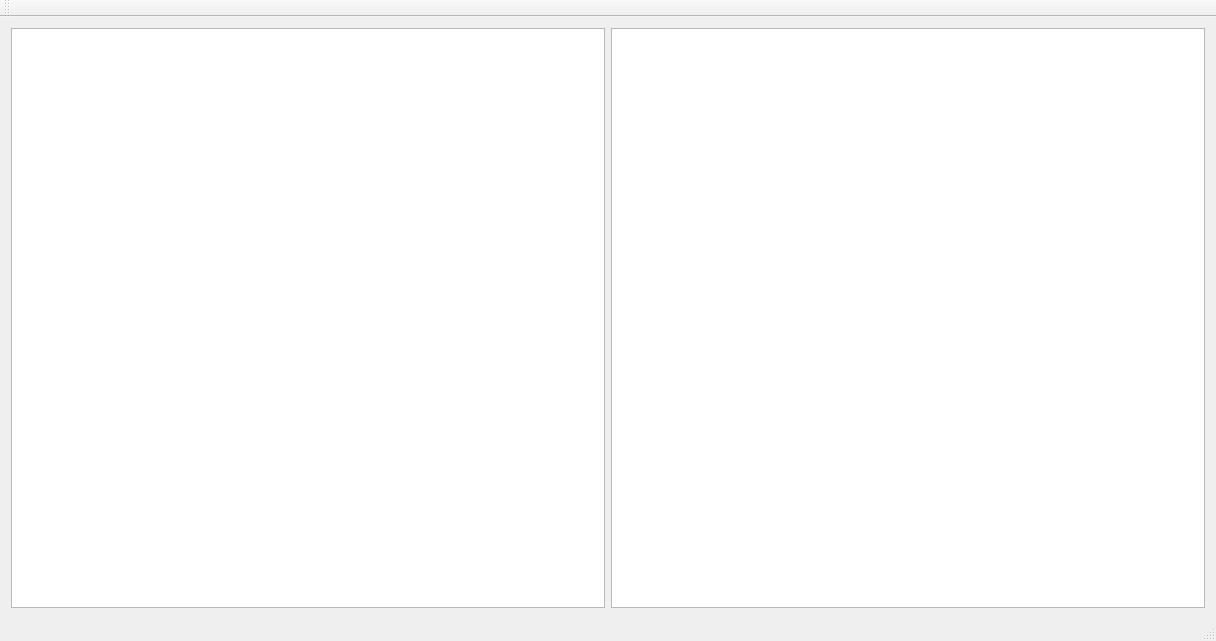
Old version of the form mainwindow.ui in the repository upstreammuse/cashpiles.
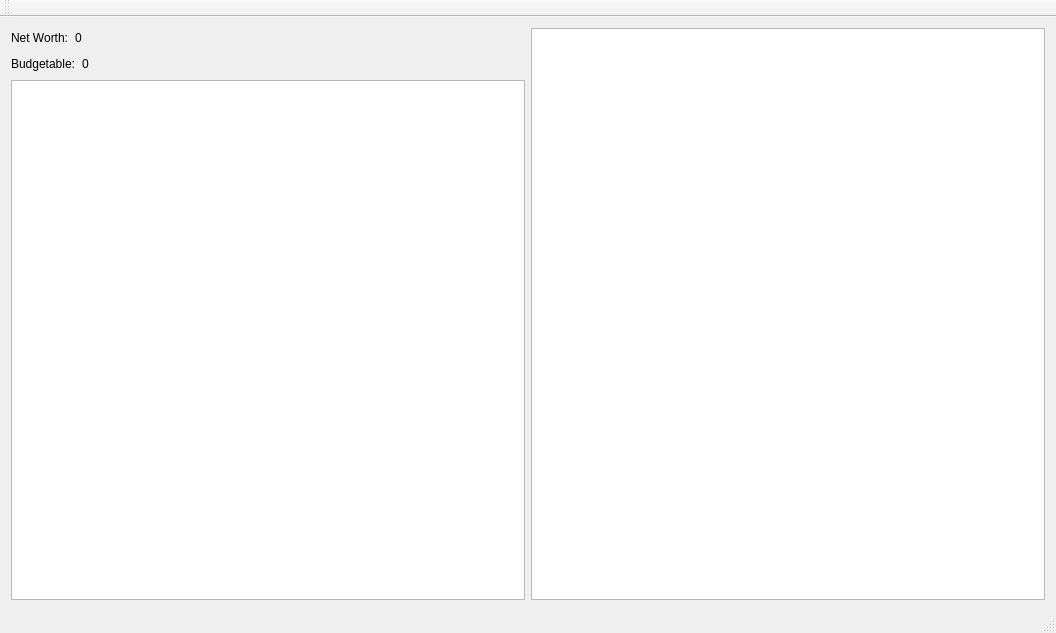
New version of the form.

Commit message: Net worth and budgetable worth calculated and displayed, based on settings in .ini file.

```diff
--- a/mainwindow.ui
+++ b/mainwindow.ui
@@ -6,17 +6,83 @@
    <rect>
     <x>0</x>
     <y>0</y>
-    <width>1216</width>
-    <height>641</height>
+    <width>1056</width>
+    <height>633</height>
    </rect>
   </property>
   <property name="windowTitle">
    <string>CashPiles</string>
   </property>
   <widget class="QWidget" name="centralWidget">
-   <layout class="QHBoxLayout" name="horizontalLayout">
+   <layout class="QHBoxLayout" name="horizontalLayout_3">
     <item>
-     <widget class="QListWidget" name="accountsList"/>
+     <layout class="QVBoxLayout" name="verticalLayout">
+      <item>
+       <layout class="QHBoxLayout" name="horizontalLayout">
+        <item>
+         <widget class="QLabel" name="label">
+          <property name="text">
+           <string>Net Worth:</string>
+          </property>
+         </widget>
+        </item>
+        <item>
+         <widget class="QLabel" name="worth">
+          <property name="text">
+           <string>0</string>
+          </property>
+         </widget>
+        </item>
+        <item>
+         <spacer name="horizontalSpacer">
+          <property name="orientation">
+           <enum>Qt::Horizontal</enum>
+          </property>
+          <property name="sizeHint" stdset="0">
+           <size>
+            <width>40</width>
+            <height>20</height>
+           </size>
+          </property>
+         </spacer>
+        </item>
+       </layout>
+      </item>
+      <item>
+       <layout class="QHBoxLayout" name="horizontalLayout_2">
+        <item>
+         <widget class="QLabel" name="label_2">
+          <property name="text">
+           <string>Budgetable:</string>
+          </property>
+         </widget>
+        </item>
+        <item>
+         <widget class="QLabel" name="budgetable">
+          <property name="text">
+           <string>0</string>
+          </property>
+         </widget>
+        </item>
+        <item>
+         <spacer name="horizontalSpacer_2">
+          <property name="orientation">
+           <enum>Qt::Horizontal</enum>
+          </property>
+          <property name="sizeHint" stdset="0">
+           <size>
+            <width>40</width>
+            <height>20</height>
+           </size>
+          </property>
+         </spacer>
+        </item>
+       </layout>
+      </item>
+      <item>
+       <widget class="QListWidget" name="accountsList"/>
+      </item>
+     </layout>
     </item>
     <item>
      <widget class="QListWidget" name="budgetsList"/>
```
Left out of the diff: 2 changed lines with no effect on the pictures. The commit also changes 3 other files.
